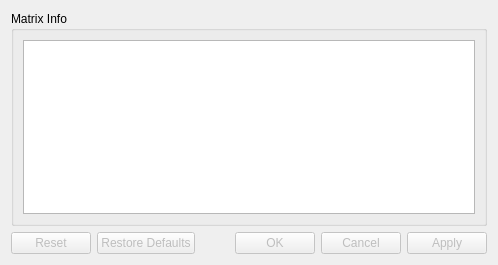
Before: the Qt Designer form src/Interface/Modules/Math/ReportMatrixInfo.ui in SCIInstitute/SCIRun, drawn with Qt 5.
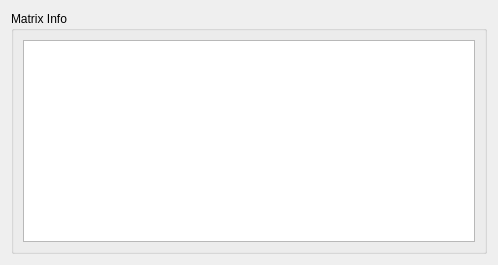
After: the same form once the commit is applied.

Patch:
```diff
--- a/src/Interface/Modules/Math/ReportMatrixInfo.ui
+++ b/src/Interface/Modules/Math/ReportMatrixInfo.ui
@@ -45,22 +45,6 @@
      </layout>
     </widget>
    </item>
-   <item>
-    <widget class="QDialogButtonBox" name="buttonBox">
-     <property name="enabled">
-      <bool>false</bool>
-     </property>
-     <property name="orientation">
-      <enum>Qt::Horizontal</enum>
-     </property>
-     <property name="standardButtons">
-      <set>QDialogButtonBox::Apply|QDialogButtonBox::Cancel|QDialogButtonBox::Ok|QDialogButtonBox::Reset|QDialogButtonBox::RestoreDefaults</set>
-     </property>
-     <property name="centerButtons">
-      <bool>false</bool>
-     </property>
-    </widget>
-   </item>
   </layout>
  </widget>
  <resources/>
```
Left out of the diff: 35 changed lines with no effect on the pictures.
